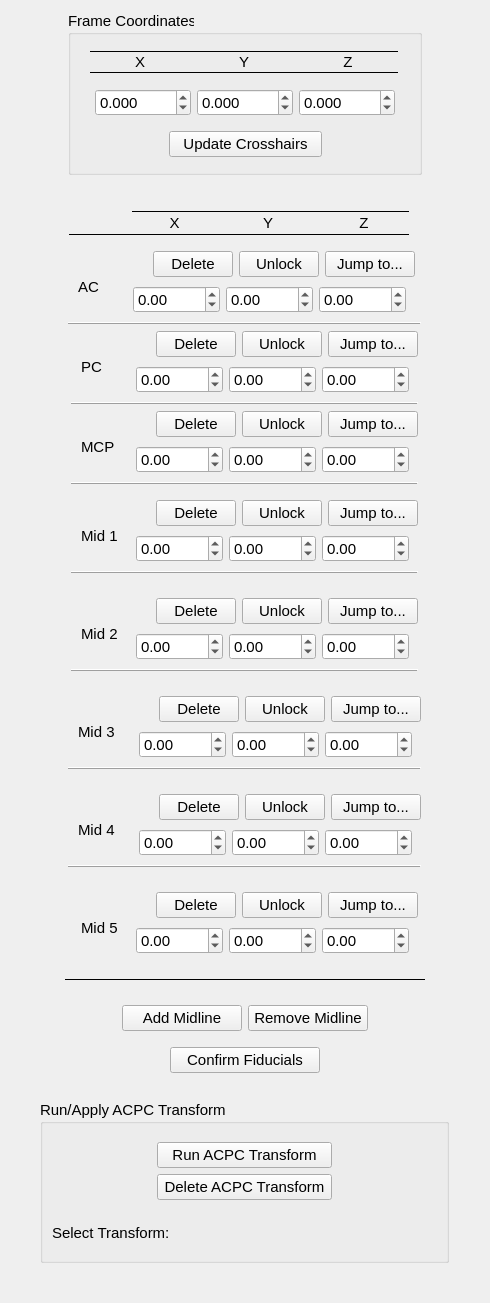
First picture: the form in anatomicalLandmarks/Resources/UI/anatomicalLandmarks.ui, repository greydongilmore/trajectoryGuideModules, before the edit.
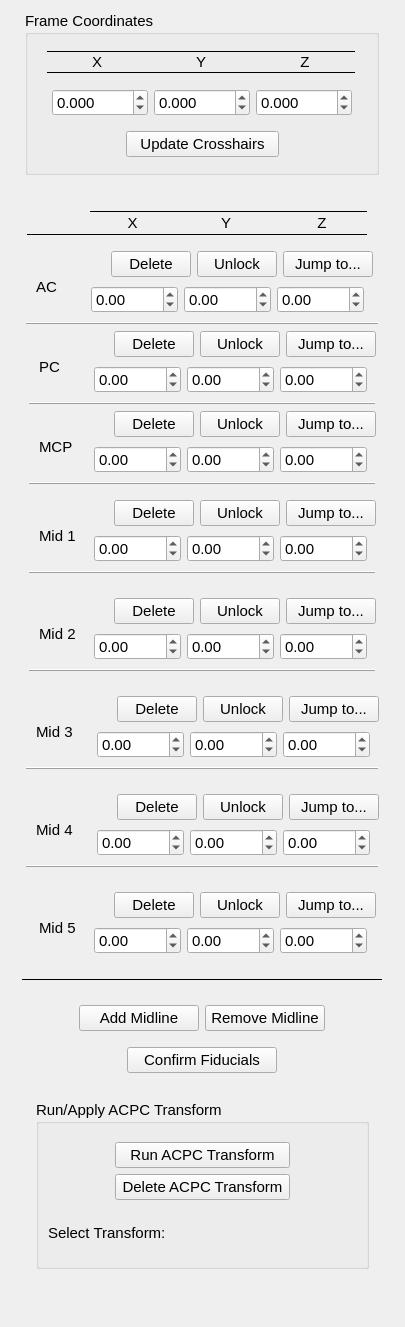
Second picture: the form after the edit. Custom widgets are drawn as their Qt base class.

The edit to the form file:
```diff
--- a/anatomicalLandmarks/Resources/UI/anatomicalLandmarks.ui
+++ b/anatomicalLandmarks/Resources/UI/anatomicalLandmarks.ui
@@ -6,8 +6,8 @@
    <rect>
     <x>0</x>
     <y>0</y>
-    <width>490</width>
-    <height>1303</height>
+    <width>401</width>
+    <height>1327</height>
    </rect>
   </property>
   <property name="windowTitle">
@@ -17,7 +17,7 @@
    <item alignment="Qt::AlignHCenter">
     <widget class="QGroupBox" name="frameCoordsGB">
      <property name="sizePolicy">
-      <sizepolicy hsizetype="Fixed" vsizetype="Preferred">
+      <sizepolicy hsizetype="Preferred" vsizetype="Preferred">
        <horstretch>0</horstretch>
        <verstretch>0</verstretch>
       </sizepolicy>
@@ -35,7 +35,7 @@
       </font>
      </property>
      <property name="title">
-      <string>Frame Coordinates</string>
+      <string>Frame Coordinates   </string>
      </property>
      <layout class="QGridLayout" name="gridLayout_19">
       <property name="leftMargin">
@@ -375,7 +375,7 @@
      </property>
      <property name="minimumSize">
       <size>
-       <width>440</width>
+       <width>0</width>
        <height>0</height>
       </size>
      </property>
@@ -386,6 +386,12 @@
       </font>
      </property>
      <layout class="QGridLayout" name="gridLayout_16">
+      <property name="leftMargin">
+       <number>6</number>
+      </property>
+      <property name="rightMargin">
+       <number>6</number>
+      </property>
       <item row="5" column="0" alignment="Qt::AlignHCenter">
        <widget class="QWidget" name="mid2Wig" native="true">
         <layout class="QGridLayout" name="gridLayout_8">
@@ -3238,7 +3244,7 @@
       <string>Run/Apply ACPC Transform</string>
      </property>
      <layout class="QGridLayout" name="gridLayout_13">
-      <item row="0" column="0">
+      <item row="0" column="0" alignment="Qt::AlignHCenter">
        <widget class="QWidget" name="widget_5" native="true">
         <property name="sizePolicy">
          <sizepolicy hsizetype="Preferred" vsizetype="Preferred">
@@ -3310,7 +3316,7 @@
         </layout>
        </widget>
       </item>
-      <item row="1" column="0">
+      <item row="2" column="0" alignment="Qt::AlignHCenter">
        <widget class="QWidget" name="widget_6" native="true">
         <property name="sizePolicy">
          <sizepolicy hsizetype="Preferred" vsizetype="Preferred">
@@ -3324,41 +3330,11 @@
           <height>0</height>
          </size>
         </property>
-        <layout class="QHBoxLayout" name="horizontalLayout_9">
+        <layout class="QGridLayout" name="gridLayout_20">
          <property name="leftMargin">
           <number>0</number>
          </property>
-         <item>
-          <widget class="QLabel" name="acpcLabel">
-           <property name="sizePolicy">
-            <sizepolicy hsizetype="Fixed" vsizetype="Preferred">
-             <horstretch>0</horstretch>
-             <verstretch>0</verstretch>
-            </sizepolicy>
-           </property>
-           <property name="minimumSize">
-            <size>
-             <width>120</width>
-             <height>0</height>
-            </size>
-           </property>
-           <property name="font">
-            <font>
-             <family>Arial</family>
-             <pointsize>11</pointsize>
-             <weight>50</weight>
-             <bold>false</bold>
-            </font>
-           </property>
-           <property name="text">
-            <string>Select Transform:</string>
-           </property>
-           <property name="indent">
-            <number>0</number>
-           </property>
-          </widget>
-         </item>
-         <item>
+         <item row="1" column="0">
           <widget class="qMRMLNodeComboBox" name="acpcTransformCBox">
            <property name="sizePolicy">
             <sizepolicy hsizetype="Fixed" vsizetype="Fixed">
@@ -3368,7 +3344,7 @@
            </property>
            <property name="minimumSize">
             <size>
-             <width>250</width>
+             <width>300</width>
              <height>0</height>
             </size>
            </property>
@@ -3405,6 +3381,36 @@
            </property>
           </widget>
          </item>
+         <item row="0" column="0">
+          <widget class="QLabel" name="acpcLabel">
+           <property name="sizePolicy">
+            <sizepolicy hsizetype="Fixed" vsizetype="Preferred">
+             <horstretch>0</horstretch>
+             <verstretch>0</verstretch>
+            </sizepolicy>
+           </property>
+           <property name="minimumSize">
+            <size>
+             <width>120</width>
+             <height>0</height>
+            </size>
+           </property>
+           <property name="font">
+            <font>
+             <family>Arial</family>
+             <pointsize>11</pointsize>
+             <weight>50</weight>
+             <bold>false</bold>
+            </font>
+           </property>
+           <property name="text">
+            <string>Select Transform:</string>
+           </property>
+           <property name="indent">
+            <number>0</number>
+           </property>
+          </widget>
+         </item>
         </layout>
        </widget>
       </item>
```
